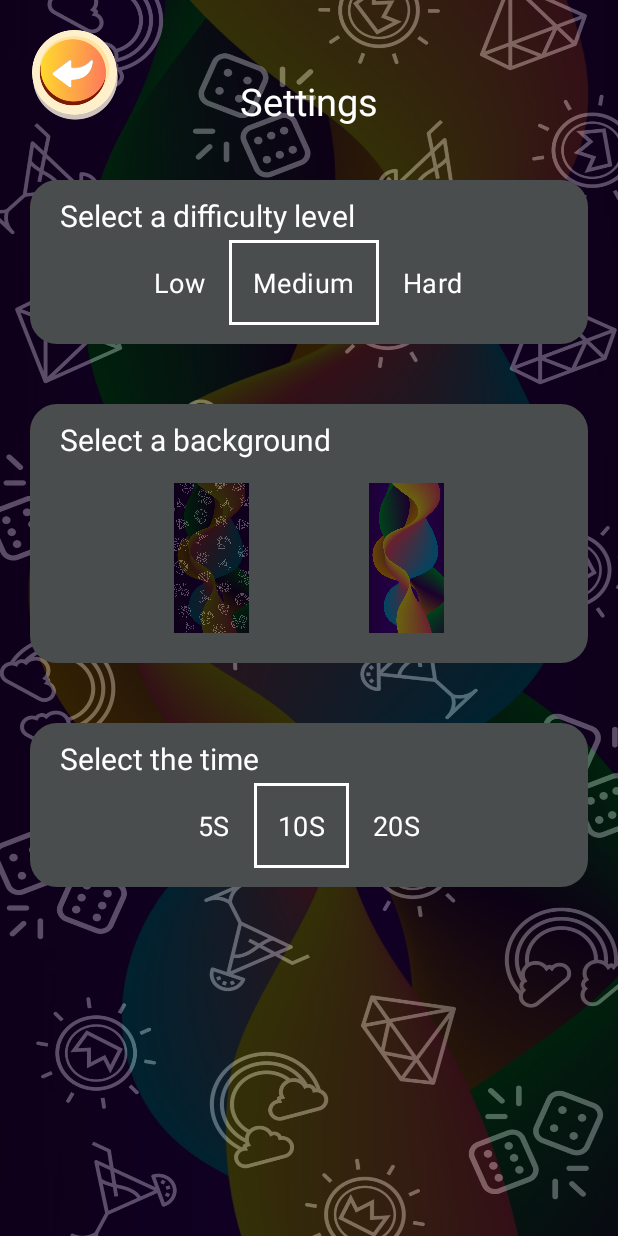
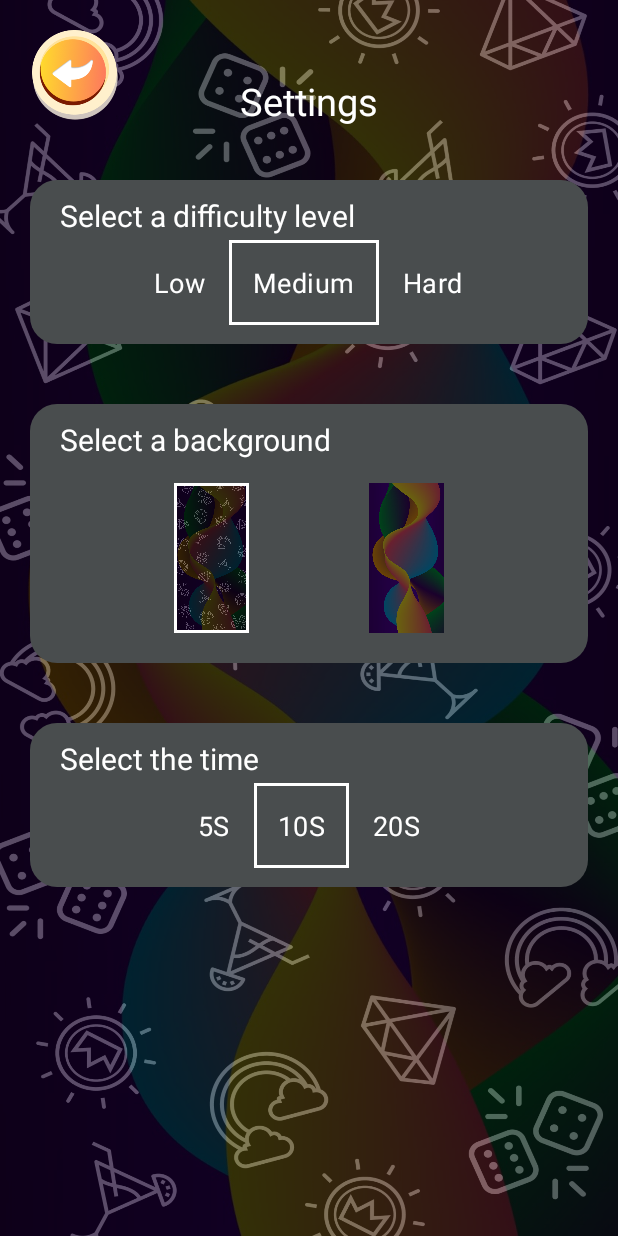
Before and after one commit to Tumir01/Lucky-App, an Android app: the SettingsActivity screen opened directly, with no data from a screen before it, on a phone screen of 412 x 824 dp. Run offline under Robolectric (Android 15) with nearby library versions, the phone set to English and light mode, and no system bars; Roboto replaces fonts that are not available here.

Commit message:
exit button fixed

```diff
--- a/app/src/main/java/com/example/luckyfanapp/MainActivity.kt
+++ b/app/src/main/java/com/example/luckyfanapp/MainActivity.kt
@@ -8,6 +8,7 @@ import androidx.appcompat.app.AppCompatActivity
 import com.example.luckyfanapp.Constants.PERMISSION_BACKGROUND
 import com.example.luckyfanapp.Constants.SHARED_PREFERENCES_NAME
 import com.example.luckyfanapp.databinding.ActivityMainBinding
+import kotlin.system.exitProcess
 
 class MainActivity : AppCompatActivity() {
     private lateinit var bindingClass : ActivityMainBinding
@@ -37,7 +38,8 @@ class MainActivity : AppCompatActivity() {
                 startActivity(intent)
             }
             exitButton.setOnClickListener {
-                finish()
+                finishAffinity()
+                exitProcess(0)
             }
             informationButton.setOnClickListener {
                 val intent = Intent(this@MainActivity, InfoActivity::class.java)
--- a/app/src/main/java/com/example/luckyfanapp/SettingsActivity.kt
+++ b/app/src/main/java/com/example/luckyfanapp/SettingsActivity.kt
@@ -104,6 +104,13 @@ class SettingsActivity : AppCompatActivity() {
     private fun setDefaultValues() {
         val defaultDifficulty = MEDIUM_DIFFICULT
         val defaultTime = TEN_SECS_TIMER
+        val defaultBackground = R.drawable.main_screen_1
+
+        when (sharedPreferences.getInt(PERMISSION_BACKGROUND, defaultBackground)) {
+            R.drawable.main_screen_1 -> bindingClass.backgroundFirstRB.isChecked = true
+            R.drawable.main_screen_2 -> bindingClass.backgroundSecondRB.isChecked = true
+        }
+
 
         when (sharedPreferences.getString(PERMISSION_DIFFICULTY, defaultDifficulty)) {
             LOW_DIFFICULT -> { bindingClass.lowRB.isChecked = true
--- a/app/src/main/res/drawable/background_radio_button1.xml
+++ b/app/src/main/res/drawable/background_radio_button1.xml
@@ -2,14 +2,13 @@
 <selector xmlns:android="http://schemas.android.com/apk/res/android">
     <item android:state_checked="true">
         <layer-list>
+            <item android:drawable="@drawable/main_screen_1" />
             <item>
                 <shape android:shape="rectangle">
                     <solid android:color="@android:color/transparent"/>
                     <stroke android:width="2dp" android:color="@color/white"/>
-                    <corners android:radius="4dp"/>
                 </shape>
             </item>
-            <item android:drawable="@drawable/main_screen_1" />
         </layer-list>
     </item>
     <item>
```
